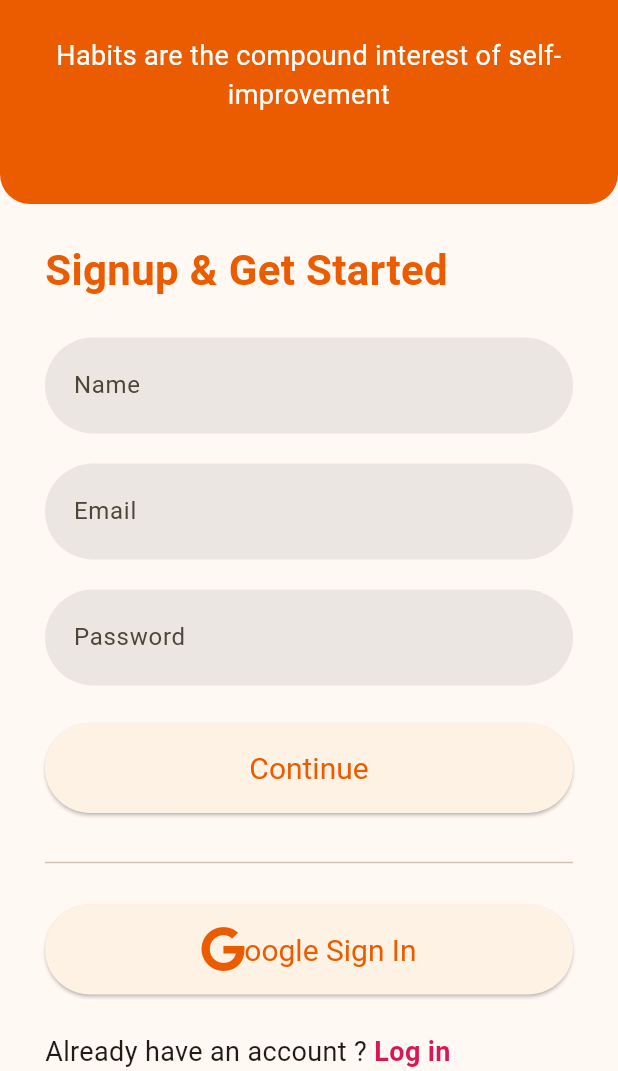
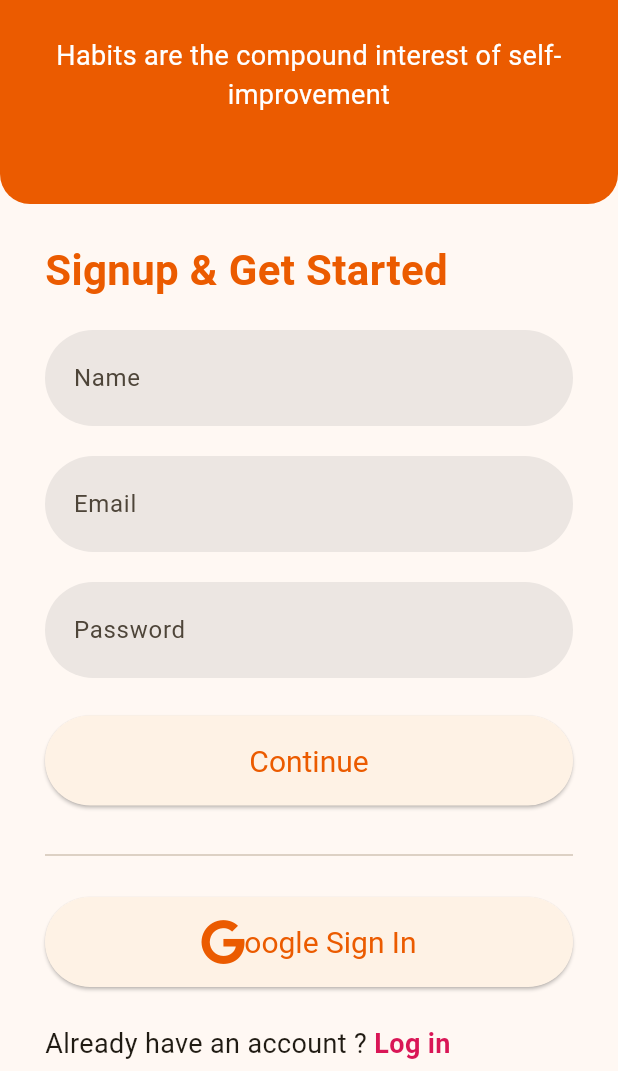
Before and after one commit to conykay/habitit, a Flutter app: the screen it shows after launch, on a phone screen of 412 x 824 dp, the part 165-1236 px from its top. Run offline on Flutter 3.47's test engine with Material 3 defaults, Android fonts, the phone set to English and light mode, and no system bars; our stand-ins replace cloud_firestore, connectivity_plus, dartz, equatable, firebase_auth, firebase_core and 10 more; accounts and stored records are empty.

Commit message:
Refactor SignupPage layout for improved readability and maintainability

```diff
--- a/lib/presentation/auth/pages/signup_page.dart
+++ b/lib/presentation/auth/pages/signup_page.dart
@@ -38,9 +38,7 @@ class SignupPage extends StatelessWidget {
           resizeToAvoidBottomInset:
               true, // Allows resizing when keyboard appears
           body: SafeArea(
-            child: LayoutBuilder(
-              builder: (context, constraints) {
-                return SingleChildScrollView(
+            child: SingleChildScrollView(
               child: Center(
                 child: ConstrainedBox(
                   constraints: BoxConstraints(
@@ -77,8 +75,6 @@ class SignupPage extends StatelessWidget {
                   ),
                 ),
               ),
-                );
-              },
             ),
           ),
         ),
@@ -138,7 +134,7 @@ class SignupWidget extends StatelessWidget {
               color: Theme.of(context).colorScheme.primary,
             ),
           ),
-          const SizedBox(height: 25),
+          const SizedBox(height: 20),
           TextFormField(
             controller: _nameTextController,
             validator: (value) {
```
Lines whose indentation alone changed are shown as unchanged.
